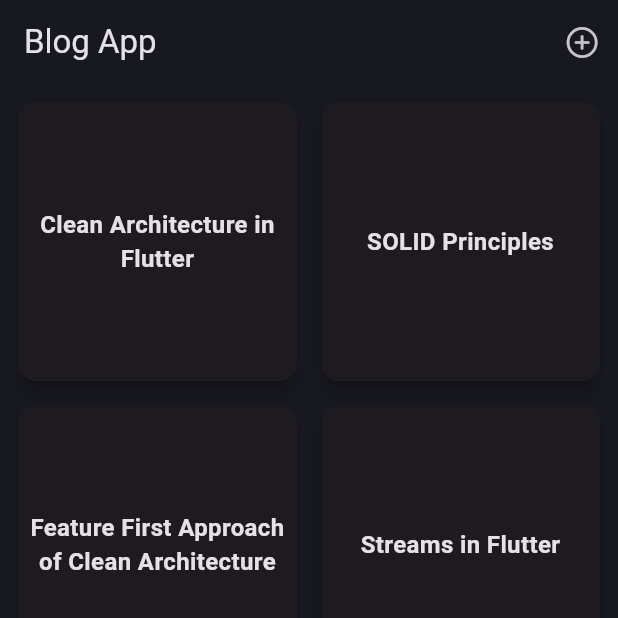
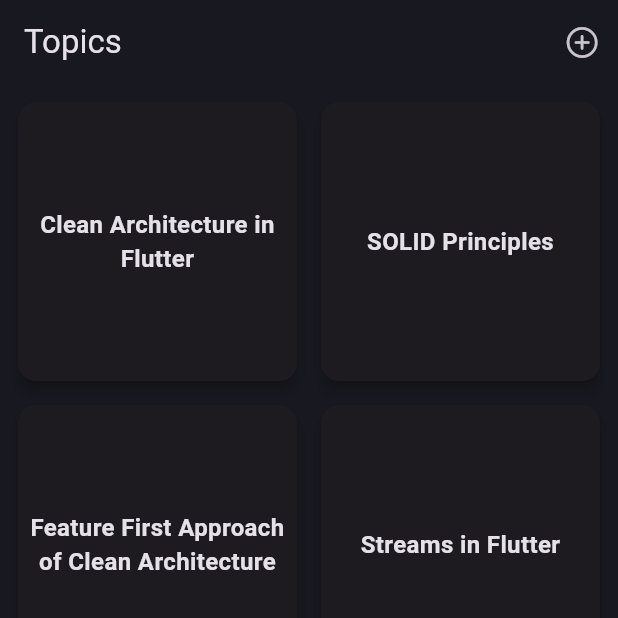
Before and after one commit to AtharvaParkale/flutter_practice, a Flutter app: the screen it shows after launch, on a phone screen of 412 x 824 dp, the top half of it. Run offline on Flutter 3.47's test engine with Material 3 defaults, Android fonts, the phone set to English and light mode, and no system bars; our stand-ins replace bloc, flutter_bloc, fpdart, get_it.

Commit message:
change app title

```diff
--- a/lib/features/home/presentation/pages/home_page.dart
+++ b/lib/features/home/presentation/pages/home_page.dart
@@ -24,7 +24,7 @@ class _HomePageState extends State<HomePage> {
   Widget build(BuildContext context) {
     return Scaffold(
       appBar: AppBar(
-        title: const Text('Blog App'),
+        title: const Text('Topics'),
         actions: [
           IconButton(
             onPressed: () {},
```
